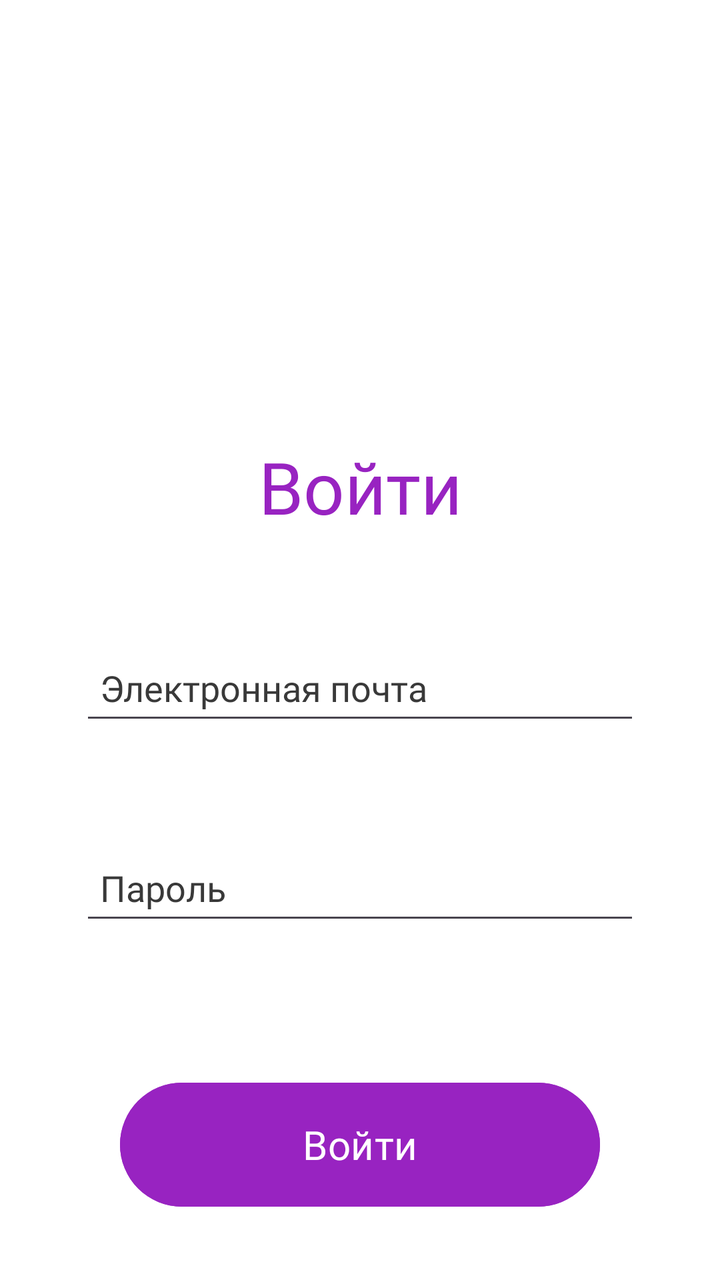
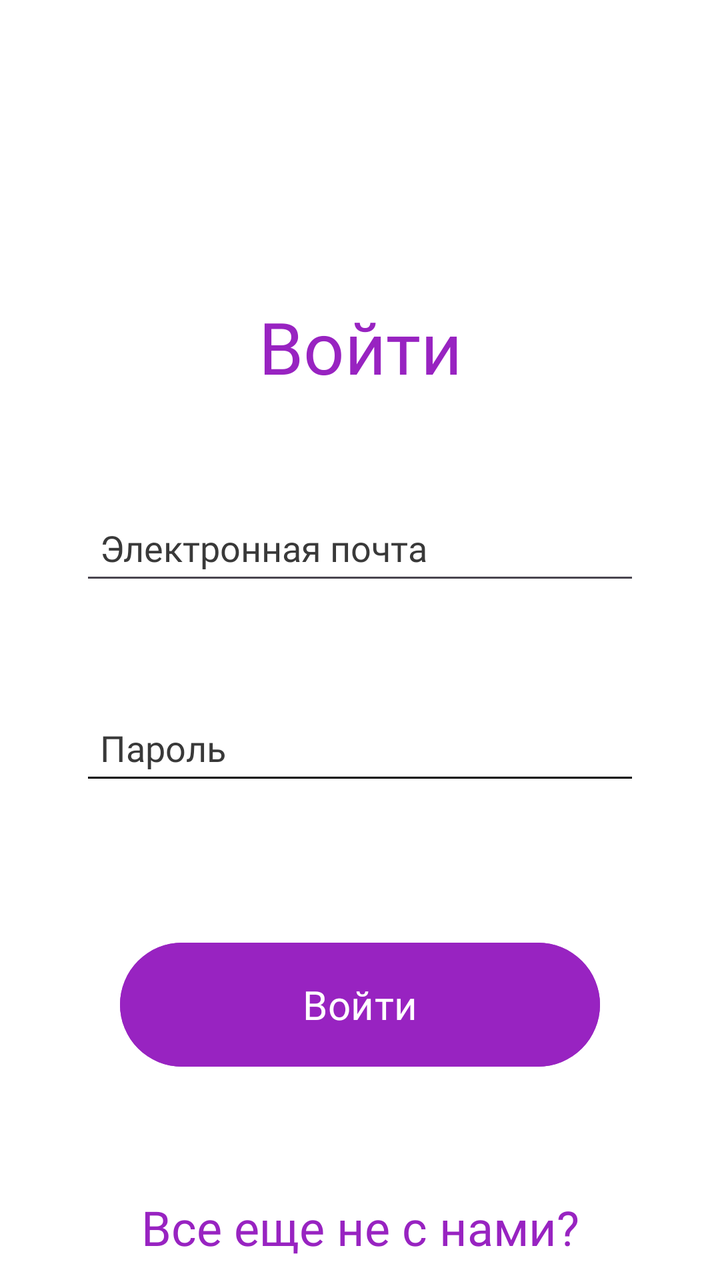

An Android layout rendered at two revisions. The XML below is the earlier revision; the diff shows what the commit changed to produce the second picture.
<!-- AndroidManifest.xml: application theme Theme.SpeechToTextApp -->
<!-- res/layout/fragment_login.xml -->
<?xml version="1.0" encoding="utf-8"?>
<androidx.constraintlayout.widget.ConstraintLayout
    xmlns:android="http://schemas.android.com/apk/res/android"
    xmlns:app="http://schemas.android.com/apk/res-auto"
    xmlns:tools="http://schemas.android.com/tools"
    android:layout_width="match_parent"
    android:layout_height="match_parent"
    tools:context=".ui.login.LoginFragment"
    android:background="@color/white">

    <TextView
        android:id="@+id/txt_error"
        android:layout_width="match_parent"
        android:layout_height="wrap_content"
        android:fontFamily="@font/montserratregular"
        android:text="Error"
        android:textAlignment="center"
        android:textColor="#FE0000"
        android:visibility="invisible"
        android:layout_marginTop="170dp"
        app:layout_constraintTop_toTopOf="parent"
        tools:layout_editor_absoluteX="0dp" />

    <TextView
        android:id="@+id/txt_username"
        android:layout_width="match_parent"
        android:layout_height="wrap_content"
        android:layout_marginTop="30dp"
        android:fontFamily="@font/montserratbold"
        android:text="Войти"
        android:textAlignment="center"
        android:textColor="@color/purple"
        android:textSize="36sp"
        app:layout_constraintEnd_toEndOf="parent"
        app:layout_constraintStart_toStartOf="parent"
        app:layout_constraintTop_toBottomOf="@+id/txt_error" />

    <EditText
        android:id="@+id/txt_email"
        android:layout_width="match_parent"
        android:layout_height="50dp"
        android:layout_marginTop="50dp"
        android:layout_marginHorizontal="40dp"
        android:paddingHorizontal="10dp"
        android:textSize="18sp"
        android:hint="Электронная почта"
        android:inputType="textEmailAddress"
        android:textColorHint="#393939"
        android:fontFamily="@font/montserratregular"
        app:layout_constraintTop_toBottomOf="@+id/txt_username" />

    <EditText
        android:id="@+id/txt_password"
        android:layout_width="match_parent"
        android:layout_height="50dp"
        android:layout_marginTop="50dp"
        android:layout_marginHorizontal="40dp"
        android:paddingHorizontal="10dp"
        android:textSize="18sp"
        android:hint="Пароль"
        android:inputType="textPassword"
        android:textColorHint="#393939"
        android:fontFamily="@font/montserratregular"
        app:layout_constraintTop_toBottomOf="@+id/txt_email" />

    <Button
        android:id="@+id/btn_sign_in"
        android:layout_width="240dp"
        android:layout_height="70dp"
        android:backgroundTint="@color/purple"
        android:fontFamily="@font/montserratsemibold"
        android:text="Войти"
        android:textColor="@color/white"
        android:textSize="20sp"
        android:layout_marginTop="70dp"
        app:layout_constraintEnd_toEndOf="parent"
        app:layout_constraintStart_toStartOf="parent"
        app:layout_constraintTop_toBottomOf="@+id/txt_password" />

    <TextView
        android:id="@+id/textView3"
        android:layout_width="wrap_content"
        android:layout_height="wrap_content"
        android:fontFamily="@font/montserratsemibold"
        android:text="Все еще не с нами?"
        android:textAlignment="center"
        android:textColor="@color/purple"
        android:textSize="24sp"
        android:layout_marginTop="60dp"
        app:layout_constraintEnd_toEndOf="parent"
        app:layout_constraintStart_toStartOf="parent"
        app:layout_constraintTop_toBottomOf="@+id/btn_sign_in" />

    <Button
        android:id="@+id/btn_sign_up"
        android:layout_width="240dp"
        android:layout_height="70dp"
        android:backgroundTint="@color/white"
        android:fontFamily="@font/montserratsemibold"
        android:text="Регистрация"
        android:textColor="@color/purple"
        android:textSize="20sp"
        android:layout_marginTop="30dp"
        app:layout_constraintEnd_toEndOf="parent"
        app:layout_constraintStart_toStartOf="parent"
        app:layout_constraintTop_toBottomOf="@+id/textView3" />


</androidx.constraintlayout.widget.ConstraintLayout>
<!-- resources referenced by this layout -->
<resources>
  <color name="purple">#FF9823C1</color>
  <color name="white">#FFFFFFFF</color>
  <style name="Theme.SpeechToTextApp" parent="Base.Theme.SpeechToTextApp" />
  <style name="Base.Theme.SpeechToTextApp" parent="Theme.Material3.DayNight.NoActionBar">
          
          
      </style>
</resources>

<!-- the commit's change to res/layout/fragment_login.xml (unified diff, before → after) -->
@@ -17,7 +17,7 @@
         android:textAlignment="center"
         android:textColor="#FE0000"
         android:visibility="invisible"
-        android:layout_marginTop="170dp"
+        android:layout_marginTop="100dp"
         app:layout_constraintTop_toTopOf="parent"
         tools:layout_editor_absoluteX="0dp" />
 
@@ -50,6 +50,7 @@
         app:layout_constraintTop_toBottomOf="@+id/txt_username" />
 
     <EditText
+        android:backgroundTint="@color/black"
         android:id="@+id/txt_password"
         android:layout_width="match_parent"
         android:layout_height="50dp"
@@ -91,13 +92,15 @@
         app:layout_constraintStart_toStartOf="parent"
         app:layout_constraintTop_toBottomOf="@+id/btn_sign_in" />
 
-    <Button
+    <TextView
+        android:clickable="true"
         android:id="@+id/btn_sign_up"
         android:layout_width="240dp"
         android:layout_height="70dp"
-        android:backgroundTint="@color/white"
+        android:background="@drawable/button_purple_border"
         android:fontFamily="@font/montserratsemibold"
         android:text="Регистрация"
+        android:gravity="center"
         android:textColor="@color/purple"
         android:textSize="20sp"
         android:layout_marginTop="30dp"
<!-- resource entries referenced after the edit -->
@@ -1,7 +1,18 @@
 <!-- resources referenced by this layout -->
 <resources>
+  <color name="black">#FF000000</color>
   <color name="purple">#FF9823C1</color>
   <color name="white">#FFFFFFFF</color>
+  <!-- drawable button_purple_border (drawable) -->
+  <?xml version="1.0" encoding="utf-8"?>
+  <shape xmlns:android="http://schemas.android.com/apk/res/android"
+      android:shape="rectangle">
+      <solid android:color="@color/white" />
+      <stroke
+          android:width="3dp"
+          android:color="@color/purple" />
+      <corners android:radius="1000dp" />
+  </shape>
   <style name="Theme.SpeechToTextApp" parent="Base.Theme.SpeechToTextApp" />
   <style name="Base.Theme.SpeechToTextApp" parent="Theme.Material3.DayNight.NoActionBar">
           
